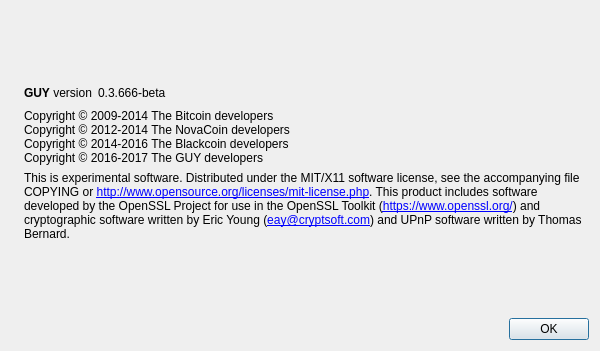
spayse/uh, file src/qt/forms/aboutdialog.ui: the form before one commit.
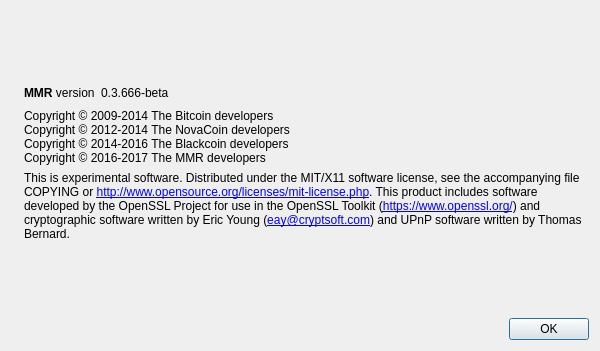
The form after the commit. Icons and pictures are not drawn.

```diff
--- a/src/qt/forms/aboutdialog.ui
+++ b/src/qt/forms/aboutdialog.ui
@@ -56,7 +56,7 @@
           <cursorShape>IBeamCursor</cursorShape>
          </property>
          <property name="text">
-          <string>&lt;b&gt;GUY&lt;/b&gt; version</string>
+          <string>&lt;b&gt;MMR&lt;/b&gt; version</string>
          </property>
          <property name="textInteractionFlags">
           <set>Qt::LinksAccessibleByMouse|Qt::TextSelectableByKeyboard|Qt::TextSelectableByMouse</set>
@@ -100,7 +100,7 @@
         <string>Copyright © 2009-2014 The Bitcoin developers
 Copyright © 2012-2014 The NovaCoin developers
 Copyright © 2014-2016 The Blackcoin developers
-Copyright © 2016-2017 The GUY developers</string>
+Copyright © 2016-2017 The MMR developers</string>
        </property>
        <property name="textInteractionFlags">
         <set>Qt::LinksAccessibleByMouse|Qt::TextSelectableByKeyboard|Qt::TextSelectableByMouse</set>
```
Left out of the diff: 2 changed lines with no effect on the pictures.
